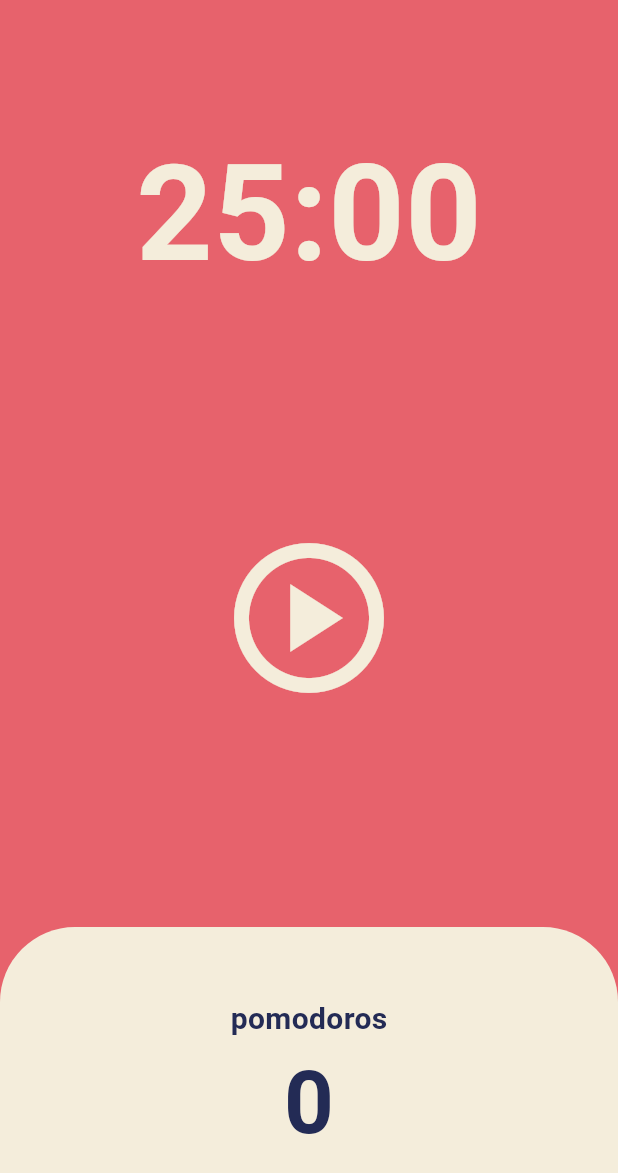
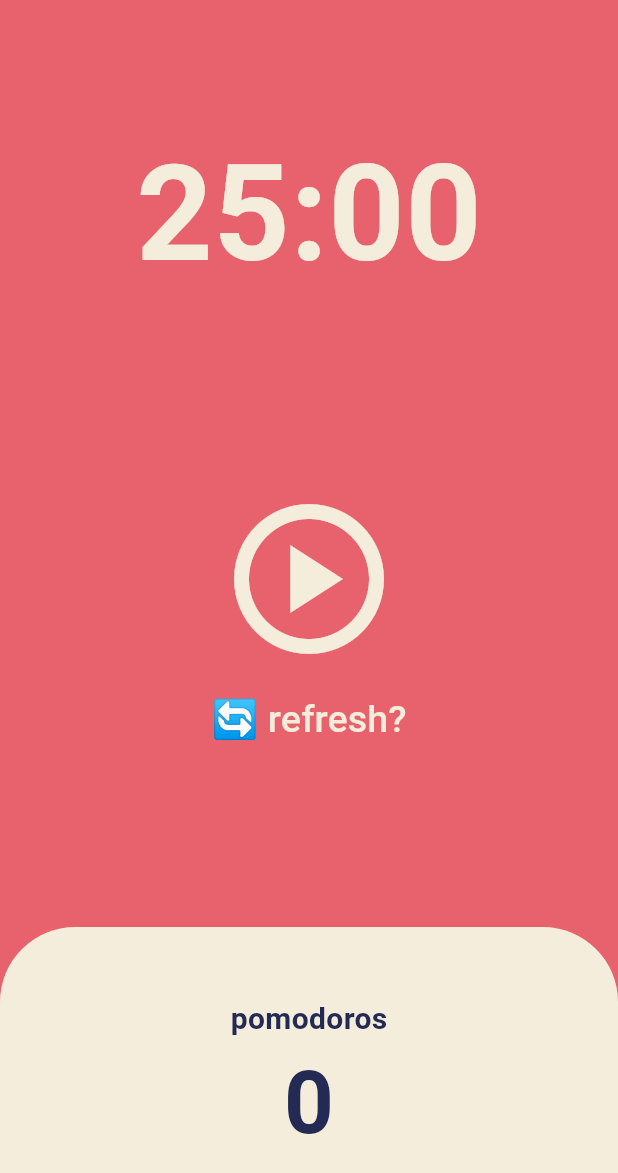
Before and after one commit to pvvng/learn-flutter, a Flutter app: the screen it shows after launch, on a phone screen of 412 x 824 dp. Shown: the top 1173 px of the screen. Run offline on Flutter 3.47's test engine with Material 3 defaults, Android fonts, the phone set to English and light mode, and no system bars.

Commit message:
refresh button

```diff
--- a/lib/screens/home_screen.dart
+++ b/lib/screens/home_screen.dart
@@ -57,6 +57,15 @@ class _HomeScreenState extends State<HomeScreen> {
     });
   }
 
+  void onRefreshPressed() {
+    setState(() {
+      isRunning = false;
+      totalSeconds = twentyFiveMinutes;
+    });
+
+    timer.cancel();
+  }
+
   String format(int seconds) {
     var duration = Duration(seconds: seconds);
     var [_, minute, second] = duration.toString().split(".").first.split(":");
@@ -87,8 +96,10 @@ class _HomeScreenState extends State<HomeScreen> {
           ),
           Flexible(
             flex: 2,
-            child: Center(
-              child: IconButton(
+            child: Column(
+              mainAxisAlignment: MainAxisAlignment.center,
+              children: [
+                IconButton(
                   iconSize: 120,
                   color: Theme.of(context).cardColor,
                   onPressed: isRunning ? onPausePressed : onStartPressed,
@@ -98,6 +109,22 @@ class _HomeScreenState extends State<HomeScreen> {
                         : Icons.play_circle_outlined,
                   ),
                 ),
+                Row(
+                  mainAxisAlignment: MainAxisAlignment.center,
+                  children: [
+                    TextButton(
+                      onPressed: onRefreshPressed,
+                      child: Text(
+                        "🔄 refresh?",
+                        style: TextStyle(
+                          color: Theme.of(context).cardColor,
+                          fontSize: 25,
+                        ),
+                      ),
+                    ),
+                  ],
+                ),
+              ],
             ),
           ),
           Flexible(
```
Lines whose indentation alone changed are shown as unchanged.
